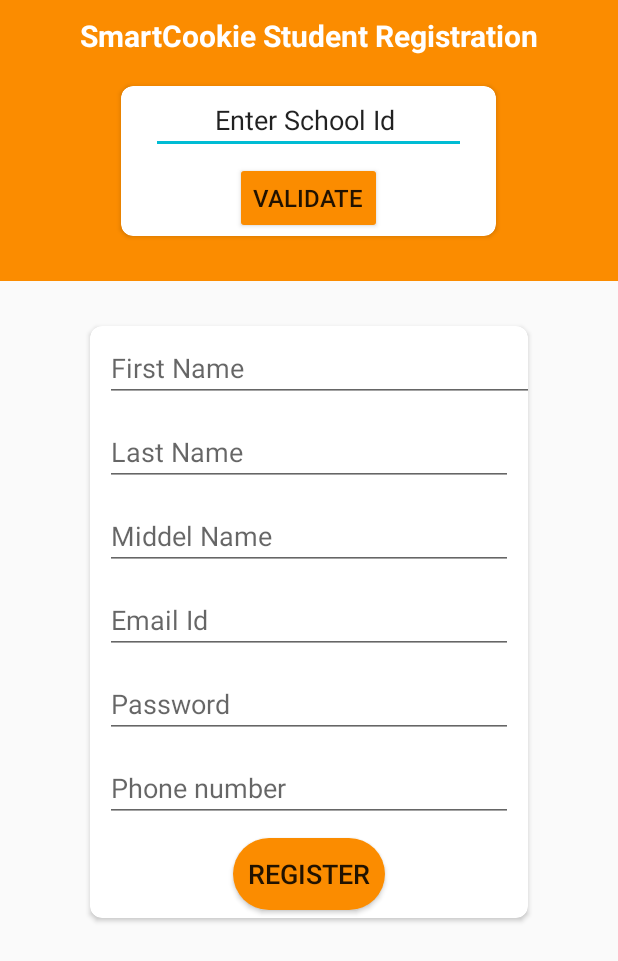
After one commit to prtk5436/Gaming_Reward_Android, an Android app: the SmartcookieRegistration screen opened directly, with no data from a screen before it, on a phone screen of 412 x 824 dp. The commit adds this screen. Shown: the top 961 px of the screen. Run offline under Robolectric (Android 15) with nearby library versions, the phone set to English and light mode, and no system bars.

Commit message:
23/11/2020

```diff
--- a/app/src/main/AndroidManifest.xml
+++ b/app/src/main/AndroidManifest.xml
@@ -13,8 +13,8 @@
         android:roundIcon="@drawable/b"
         android:supportsRtl="true"
         android:theme="@style/AppTheme">
-        <activity android:name=".LeaderBoard.LeaderBoard"></activity>
-
+        <activity android:name=".SmartcookieRegistration.SmartcookieRegistration"></activity>
+        <activity android:name=".LeaderBoard.LeaderBoard" />
         <activity android:name=".PointsLog.PointsLogActivity" />
         <activity android:name=".PointsForm.PointsEarnedActivity" />
         <activity android:name=".SplashScreen">
--- a/app/src/main/java/com/example/gamingrewardandroid/AuthenticationApi.java
+++ b/app/src/main/java/com/example/gamingrewardandroid/AuthenticationApi.java
@@ -19,6 +19,8 @@
 import com.example.gamingrewardandroid.PointsLog.PointLogOuput;
 import com.example.gamingrewardandroid.Registration.StudentRegistraionOutput;
 import com.example.gamingrewardandroid.Registration.StudentRegistrationInput;
+import com.example.gamingrewardandroid.SmartcookieRegistration.SmcInput;
+import com.example.gamingrewardandroid.SmartcookieRegistration.SmcOutput;
 import com.example.gamingrewardandroid.StudentsPoints.InputPoints;
 import com.example.gamingrewardandroid.StudentsPoints.OutputPoints;
 import com.example.gamingrewardandroid.SuggestGame.SuggestGameInput;
@@ -53,6 +55,8 @@
     Call<PointLogOuput> getUserLog(@Body PointLogInput r);
     @POST("core/webservice_game.php")
     Call<AssignPointsOutput> getSelfReward(@Body AssignPointsInput r);
+    @POST("core/Version3/quickregistration_ws_v1.php")
+    Call<SmcOutput>smc(@Body SmcInput s);
 
     @POST(WebserviceConstant.GAME_API)
     Call<ReawardParameterOutput> getGameParameterList(@Body RewardParameterInput g);
--- /dev/null
+++ b/app/src/main/java/com/example/gamingrewardandroid/SmartcookieRegistration/SmartcookieRegistration.java
@@ -0,0 +1,99 @@
+package com.example.gamingrewardandroid.SmartcookieRegistration;
+
+import androidx.appcompat.app.AppCompatActivity;
+
+import android.content.Intent;
+import android.os.Bundle;
+import android.view.View;
+import android.widget.Button;
+import android.widget.EditText;
+import android.widget.TextView;
+import android.widget.Toast;
+
+import com.example.gamingrewardandroid.AuthenticationApi;
+import com.example.gamingrewardandroid.LoginStudent.LoginActivity;
+import com.example.gamingrewardandroid.R;
+import com.example.gamingrewardandroid.Registration.RegistrationActivity;
+import com.example.gamingrewardandroid.Registration.StudentRegistraionOutput;
+import com.example.gamingrewardandroid.Registration.StudentRegistrationInput;
+import com.example.gamingrewardandroid.WebServiceClasses.ApiClient;
+
+import retrofit2.Call;
+import retrofit2.Callback;
+import retrofit2.Response;
+
+public class SmartcookieRegistration extends AppCompatActivity {
+EditText firstnm,lastnm,midnm,email,pass,phone,ps,schoolid;
+
+TextView type;
+Button btnreg;
+    @Override
+    protected void onCreate(Bundle savedInstanceState) {
+        super.onCreate(savedInstanceState);
+        setContentView(R.layout.activity_smartcookie_registration);
+        init();
+        btnreg.setOnClickListener(new View.OnClickListener() {
+            @Override
+            public void onClick(View v) {
+                register();
+            }
+        });
+    }
+
+    private void register() {
+        SmcInput s = new SmcInput();
+       s.setFirstname(firstnm.getText().toString());
+       s.setLastname(lastnm.getText().toString());
+       s.setMiddlename(midnm.getText().toString());
+       s.setType("student");
+       s.setEmailid(email.getText().toString());
+       s.setPassword(pass.getText().toString());
+       s.setPhonenumber(phone.getText().toString());
+       s.setCountrycode("91");
+       s.setPlatformSource("Andriod");
+       s.setSchoolId(schoolid.getText().toString());
+        AuthenticationApi api = ApiClient.getClient().create(AuthenticationApi.class);
+        Call<SmcOutput> call = api.smc(s);
+        call.enqueue(new Callback<SmcOutput>() {
+            @Override
+            public void onResponse(Call<SmcOutput> call, Response<SmcOutput> response) {
+                if(response.body()!= null){
+                    if (response.body().getResponseStatus().equals(200))
+                    {
+
+                        Toast.makeText(getApplicationContext(), response.body().getResponseMessage().toString(), Toast.LENGTH_LONG).show();
+                        finish();
+                        Intent i = new Intent(SmartcookieRegistration.this, RegistrationActivity.class);
+                        startActivity(i);
+                    } else
+                    {
+
+                        Toast.makeText(getApplicationContext(), response.body().getResponseMessage().toString(), Toast.LENGTH_LONG).show();
+
+                    }
+                }
+            }
+
+            @Override
+            public void onFailure(Call<SmcOutput> call, Throwable t) {
+
+            }
+        });
+
+    }
+
+
+    private void init() {
+        firstnm=findViewById(R.id.edt_firstnm);
+        lastnm=findViewById(R.id.edt_lastnm);
+        midnm=findViewById(R.id.edt_midnm);
+        type=findViewById(R.id.txt_type);
+        email=findViewById(R.id.edt_emailid);
+        pass=findViewById(R.id.edt_password);
+        phone=findViewById(R.id.edt_phoneno);
+        ps=findViewById(R.id.edt_ps);
+        schoolid=findViewById(R.id.edt_schoolid);
+        btnreg=findViewById(R.id.btn_reg);
+    }
+
+}
--- /dev/null
+++ b/app/src/main/res/layout/activity_smartcookie_registration.xml
@@ -0,0 +1,241 @@
+<?xml version="1.0" encoding="utf-8"?>
+<LinearLayout xmlns:android="http://schemas.android.com/apk/res/android"
+    xmlns:app="http://schemas.android.com/apk/res-auto"
+    xmlns:tools="http://schemas.android.com/tools"
+    android:layout_width="match_parent"
+    android:layout_height="match_parent"
+    android:orientation="vertical"
+    tools:context=".SmartcookieRegistration.SmartcookieRegistration">
+
+    <LinearLayout
+        android:layout_width="match_parent"
+        android:layout_height="wrap_content"
+
+        android:orientation="vertical"
+        android:background="#FB8C00">
+
+        <TextView
+            android:id="@+id/textView3"
+            android:layout_width="match_parent"
+            android:layout_height="wrap_content"
+            android:gravity="center"
+            android:text="SmartCookie Student Registration"
+            android:textSize="20dp"
+            android:textStyle="bold"
+            android:layout_marginTop="10dp"
+            android:textColor="@color/white"/>
+
+        <androidx.cardview.widget.CardView
+            android:id="@+id/card_view"
+            android:layout_width="250dp"
+            android:layout_height="100dp"
+            android:layout_gravity="center"
+            android:layout_marginTop="20dp"
+            app:cardCornerRadius="8dp"
+            android:layout_marginBottom="30dp"
+            >
+
+            <LinearLayout
+                android:layout_width="match_parent"
+                android:layout_height="match_parent"
+                android:orientation="vertical">
+
+                <EditText
+                    android:id="@+id/edt_schoolid"
+                    android:layout_width="wrap_content"
+                    android:layout_height="wrap_content"
+                    android:layout_marginLeft="20dp"
+                    android:layout_marginRight="20dp"
+                    android:ems="10"
+                    android:gravity="center"
+                    android:inputType="textPersonName"
+                    android:text="Enter School Id " />
+
+                <Button
+                    android:id="@+id/button"
+                    android:layout_width="wrap_content"
+                    android:layout_height="wrap_content"
+                    android:layout_gravity="center"
+                    android:layout_marginTop="5dp"
+                    android:backgroundTint="#FB8C00"
+                    android:text="Validate"
+                    android:textSize="16dp" />
+            </LinearLayout>
+
+        </androidx.cardview.widget.CardView>
+
+    </LinearLayout>
+
+    <LinearLayout
+
+        android:layout_width="match_parent"
+        android:layout_height="match_parent"
+        android:orientation="vertical">
+        <ScrollView
+            android:layout_width="match_parent"
+            android:layout_height="wrap_content">
+        <RelativeLayout
+            android:layout_width="wrap_content"
+            android:layout_height="wrap_content"
+            android:layout_marginTop="10dp"
+            android:layout_marginLeft="20dp"
+            android:layout_marginRight="20dp"
+            >
+
+            <androidx.cardview.widget.CardView
+                android:id="@+id/card_view2"
+                android:layout_width="300dp"
+                android:layout_height="wrap_content"
+                android:layout_gravity="center"
+                android:layout_marginLeft="40dp"
+                android:layout_marginTop="20dp"
+                android:layout_marginRight="40dp"
+                android:layout_marginBottom="30dp"
+                app:cardCornerRadius="8dp">
+
+                <LinearLayout
+                    android:id="@+id/l1"
+
+                    android:layout_width="wrap_content"
+                    android:layout_height="wrap_content"
+                    android:orientation="vertical">
+
+                    <EditText
+                        android:id="@+id/edt_firstnm"
+                        android:layout_width="393dp"
+                        android:layout_height="wrap_content"
+                        android:layout_marginLeft="10dp"
+                        android:layout_marginTop="5dp"
+                        android:layout_marginRight="10dp"
+                        android:layout_marginBottom="5dp"
+                        android:ems="12"
+                        android:inputType="textPersonName"
+                        android:hint="First Name"
+                        android:textColor="@color/black"
+                        android:textSize="18dp" />
+
+                    <EditText
+                        android:id="@+id/edt_lastnm"
+                        android:layout_width="match_parent"
+                        android:layout_height="wrap_content"
+                        android:layout_marginLeft="10dp"
+                        android:layout_marginTop="5dp"
+                        android:layout_marginRight="10dp"
+                        android:layout_marginBottom="5dp"
+                        android:ems="12"
+                        android:inputType="textPersonName"
+                        android:hint="Last Name"
+                        android:textColor="@color/black"
+                        android:textSize="18dp" />
+
+                    <EditText
+                        android:id="@+id/edt_midnm"
+                        android:layout_width="match_parent"
+                        android:layout_height="wrap_content"
+                        android:layout_marginLeft="10dp"
+                        android:layout_marginTop="5dp"
+                        android:layout_marginRight="10dp"
+                        android:layout_marginBottom="5dp"
+                        android:ems="12"
+                        android:inputType="textPersonName"
+                        android:hint="Middel Name"
+                        android:textColor="@color/black"
+                        android:textSize="18dp" />
+
+                    <TextView
+                        android:visibility="gone"
+                        android:id="@+id/txt_type"
+                        android:layout_width="match_parent"
+                        android:layout_height="wrap_content"
+                        android:layout_marginLeft="10dp"
+                        android:layout_marginTop="5dp"
+                        android:layout_marginRight="10dp"
+                        android:layout_marginBottom="5dp"
+                        android:ems="12"
+                        android:text="Type :   Student"
+                        android:textColor="@color/black"
+                        android:textSize="19dp" />
+
+                    <EditText
+                        android:id="@+id/edt_emailid"
+                        android:layout_width="match_parent"
+                        android:layout_height="wrap_content"
+                        android:layout_marginLeft="10dp"
+                        android:layout_marginTop="5dp"
+                        android:layout_marginRight="10dp"
+                        android:layout_marginBottom="5dp"
+                        android:ems="12"
+                        android:inputType="textEmailAddress"
+                        android:hint="Email Id"
+                        android:textColor="@color/black"
+                        android:textSize="18dp" />
+
+                    <EditText
+                        android:id="@+id/edt_password"
+                        android:layout_width="match_parent"
+                        android:layout_height="wrap_content"
+                        android:layout_marginLeft="10dp"
+                        android:layout_marginTop="5dp"
+                        android:layout_marginRight="10dp"
+                        android:layout_marginBottom="5dp"
+                        android:ems="12"
+                        android:inputType="textPassword"
+                        android:hint="Password"
+                        android:textColor="@color/black"
+                        android:textSize="18dp" />
+
+
+                    <EditText
+                        android:id="@+id/edt_phoneno"
+                        android:layout_width="match_parent"
+                        android:layout_height="wrap_content"
+                        android:layout_marginLeft="10dp"
+                        android:layout_marginTop="5dp"
+                        android:layout_marginRight="10dp"
+                        android:layout_marginBottom="5dp"
+                        android:ems="12"
+                        android:inputType="number"
+                        android:hint="Phone number"
+                        android:textColor="@color/black"
+                        android:textSize="18dp" />
+
+                    <EditText
+                        android:visibility="gone"
+                        android:id="@+id/edt_ps"
+                        android:layout_width="match_parent"
+                        android:layout_height="wrap_content"
+                        android:layout_marginLeft="10dp"
+                        android:layout_marginTop="5dp"
+                        android:layout_marginRight="10dp"
+                        android:layout_marginBottom="5dp"
+                        android:ems="12"
+                        android:inputType="textPersonName"
+                        android:text="Plateform source"
+                        android:textColor="@color/black"
+                        android:textSize="18dp" />
+
+                    <Button
+                        android:id="@+id/btn_reg"
+                        android:layout_width="wrap_content"
+                        android:layout_height="wrap_content"
+                        android:layout_gravity="center"
+                        android:layout_marginLeft="10dp"
+                        android:layout_marginTop="5dp"
+                        android:layout_marginRight="10dp"
+                        android:layout_marginBottom="5dp"
+                        android:background="@drawable/shapelogin"
+                        android:backgroundTint="#FB8C00"
+                        android:shadowColor="@android:color/transparent"
+                        android:text="Register"
+                        android:textSize="18dp" />
+
+                </LinearLayout>
+
+
+            </androidx.cardview.widget.CardView>
+
+        </RelativeLayout>
+        </ScrollView>
+    </LinearLayout>
+
+</LinearLayout>
```
Also changed, not shown: app/src/main/java/com/example/gamingrewardandroid/Registration/RegistrationActivity.java (+12 -1 lines), app/src/main/java/com/example/gamingrewardandroid/SmartcookieRegistration/SmcInput.java (added, +118 -0 lines), app/src/main/java/com/example/gamingrewardandroid/SmartcookieRegistration/SmcOutput.java (added, +41 -0 lines), app/src/main/res/layout/activity_registration.xml (+15 -0 lines), 1 other file.
